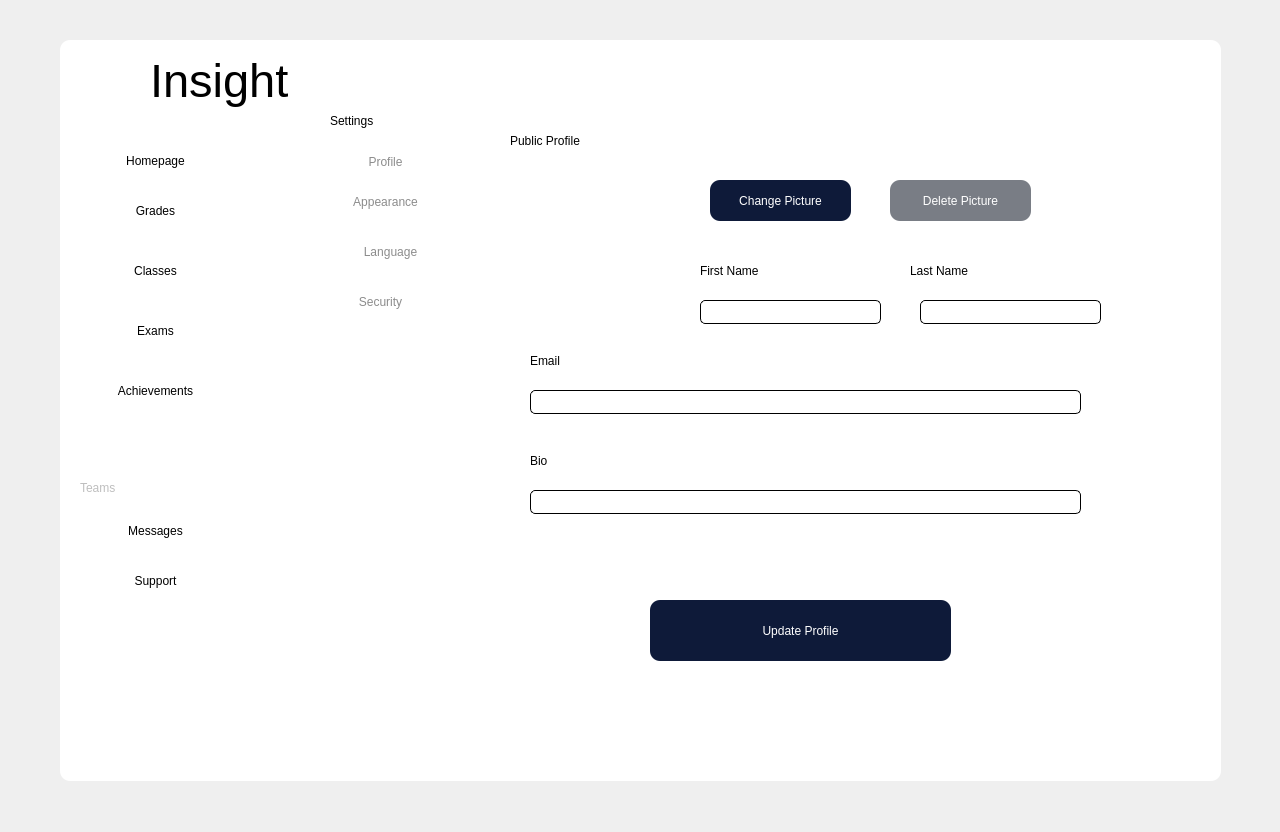
This is mainwindow.ui in codingburgas/school-project-assignment-insight as Qt 5 draws it before an edit. The edited form follows.
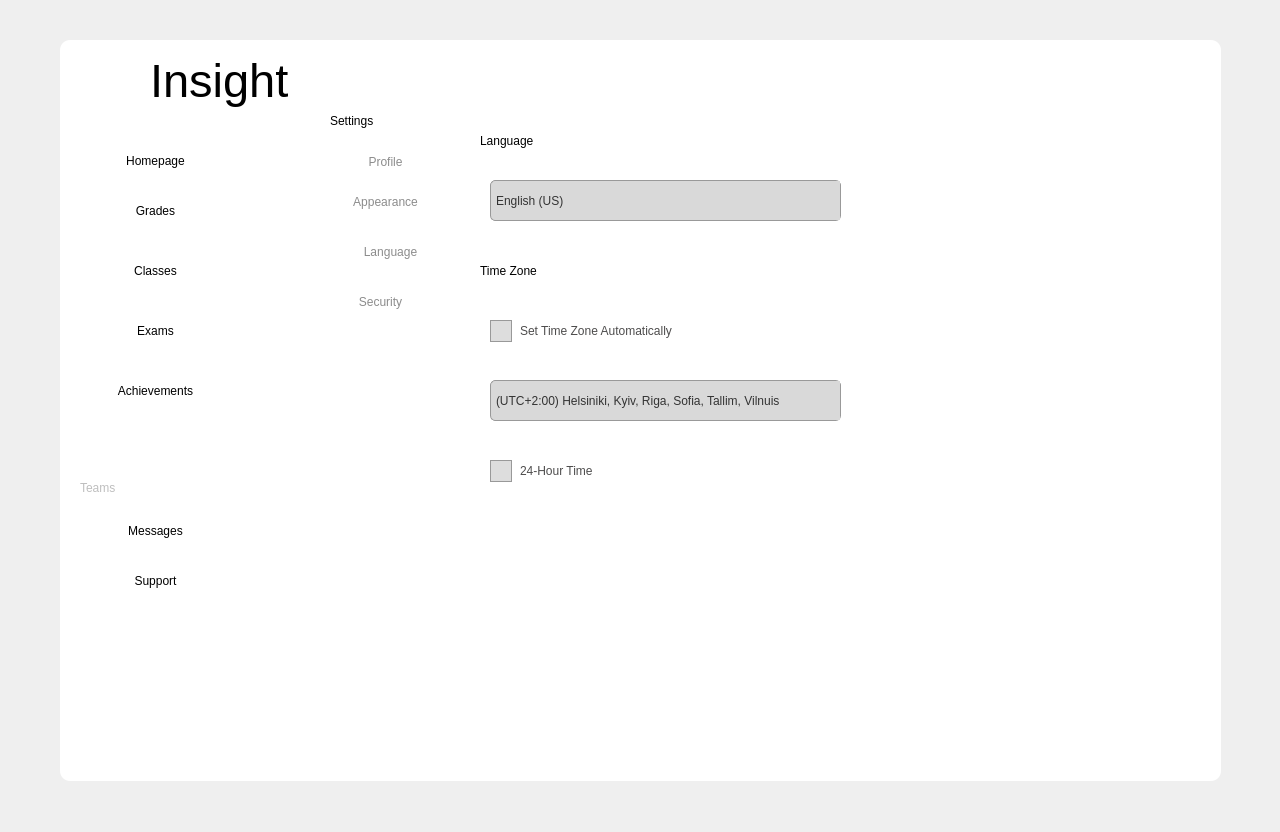
This is the edited form. The open tabs and pages were chosen to show the change. Icons and pictures are not drawn.

Commit message: Design language page in Qt Creator

Patch:
```diff
--- a/mainwindow.ui
+++ b/mainwindow.ui
@@ -4855,7 +4855,379 @@
         </property>
        </widget>
       </widget>
-      <widget class="QWidget" name="page_4"/>
+      <widget class="QWidget" name="page_4">
+       <widget class="QLabel" name="label_60">
+        <property name="geometry">
+         <rect>
+          <x>60</x>
+          <y>20</y>
+          <width>181</width>
+          <height>41</height>
+         </rect>
+        </property>
+        <property name="styleSheet">
+         <string notr="true">color:black;
+font: 18pt &quot;Segoe UI&quot;;
+background-color:transparent;</string>
+        </property>
+        <property name="text">
+         <string>Theme</string>
+        </property>
+       </widget>
+       <widget class="QRadioButton" name="radioButton">
+        <property name="geometry">
+         <rect>
+          <x>50</x>
+          <y>70</y>
+          <width>111</width>
+          <height>31</height>
+         </rect>
+        </property>
+        <property name="styleSheet">
+         <string notr="true">QRadioButton
+{
+    background-color:transparent;
+	color:black;
+	font: 14pt &quot;Segoe UI&quot;;
+}
+QRadioButton::indicator {
+    width: 20px;
+    height: 20px;
+}
+</string>
+        </property>
+        <property name="text">
+         <string>Dark</string>
+        </property>
+       </widget>
+       <widget class="QRadioButton" name="radioButton_2">
+        <property name="geometry">
+         <rect>
+          <x>50</x>
+          <y>120</y>
+          <width>111</width>
+          <height>31</height>
+         </rect>
+        </property>
+        <property name="styleSheet">
+         <string notr="true">QRadioButton
+{
+    background-color:transparent;
+	color:black;
+	font: 14pt &quot;Segoe UI&quot;;
+}
+QRadioButton::indicator {
+    width: 20px;
+    height: 20px;
+}
+</string>
+        </property>
+        <property name="text">
+         <string>Light</string>
+        </property>
+       </widget>
+       <widget class="QRadioButton" name="radioButton_3">
+        <property name="geometry">
+         <rect>
+          <x>50</x>
+          <y>170</y>
+          <width>161</width>
+          <height>31</height>
+         </rect>
+        </property>
+        <property name="styleSheet">
+         <string notr="true">QRadioButton
+{
+    background-color:transparent;
+	color:black;
+	font: 14pt &quot;Segoe UI&quot;;
+}
+QRadioButton::indicator {
+    width: 20px;
+    height: 20px;
+}
+</string>
+        </property>
+        <property name="text">
+         <string>System Settings</string>
+        </property>
+       </widget>
+       <widget class="QLabel" name="label_61">
+        <property name="geometry">
+         <rect>
+          <x>70</x>
+          <y>240</y>
+          <width>181</width>
+          <height>41</height>
+         </rect>
+        </property>
+        <property name="styleSheet">
+         <string notr="true">color:black;
+font: 18pt &quot;Segoe UI&quot;;
+background-color:transparent;</string>
+        </property>
+        <property name="text">
+         <string>Chat Type</string>
+        </property>
+       </widget>
+       <widget class="QSlider" name="horizontalSlider">
+        <property name="geometry">
+         <rect>
+          <x>70</x>
+          <y>330</y>
+          <width>351</width>
+          <height>16</height>
+         </rect>
+        </property>
+        <property name="styleSheet">
+         <string notr="true">QSlider::groove:horizontal {
+    border: 1px solid #999999;
+    height: 8px;
+    background: #dddddd;
+    margin: 2px 0;
+}
+
+QSlider::handle:horizontal {
+    background: qradialgradient(spread:pad, cx:0.5, cy:0.5, radius:0.5, fx:0.5, fy:0.5, stop:0 rgba(255, 255, 255, 255), stop:1 rgba(200, 200, 200, 255));
+    border: 1px solid #5c5c5c;
+    width: 20px;
+    margin: -5px 0;
+    border-radius: 10px; /* Adjust this value to change the handle size */
+}
+</string>
+        </property>
+        <property name="orientation">
+         <enum>Qt::Horizontal</enum>
+        </property>
+       </widget>
+       <widget class="QLabel" name="label_62">
+        <property name="geometry">
+         <rect>
+          <x>70</x>
+          <y>280</y>
+          <width>181</width>
+          <height>41</height>
+         </rect>
+        </property>
+        <property name="styleSheet">
+         <string notr="true">color:black;
+font: 14pt &quot;Segoe UI&quot;;
+background-color:transparent;</string>
+        </property>
+        <property name="text">
+         <string>Text Size</string>
+        </property>
+       </widget>
+      </widget>
+      <widget class="QWidget" name="page_5">
+       <widget class="QLabel" name="label_66">
+        <property name="geometry">
+         <rect>
+          <x>30</x>
+          <y>20</y>
+          <width>181</width>
+          <height>41</height>
+         </rect>
+        </property>
+        <property name="styleSheet">
+         <string notr="true">color:black;
+font: 18pt &quot;Segoe UI&quot;;
+background-color:transparent;</string>
+        </property>
+        <property name="text">
+         <string>Language</string>
+        </property>
+       </widget>
+       <widget class="QComboBox" name="comboBox">
+        <property name="geometry">
+         <rect>
+          <x>40</x>
+          <y>80</y>
+          <width>351</width>
+          <height>41</height>
+         </rect>
+        </property>
+        <property name="styleSheet">
+         <string notr="true">QComboBox {
+    background-color: #D9D9D9; /* Background color of the combobox */
+    color: #333333; /* Text color */
+    selection-background-color: #66b3ff; /* Background color when item is selected */
+    selection-color: #ffffff; /* Text color when item is selected */
+    border: 1px solid #999999;
+    padding: 2px 20px 2px 5px;
+    min-width: 6em;
+	border-radius:5px;
+}
+
+QComboBox::drop-down {
+    subcontrol-origin: padding;
+    subcontrol-position: top right;
+    width: 20px;
+    border: none;
+    padding-right: 5px;
+    background-color: #D9D9D9;
+}
+
+QComboBox::down-arrow {
+    
+	image: url(:/Resources/Images/icons/Expand Arrow.png);
+	width:23px;
+	height:23px;
+}
+</string>
+        </property>
+        <item>
+         <property name="text">
+          <string>English (US)</string>
+         </property>
+        </item>
+       </widget>
+       <widget class="QLabel" name="label_67">
+        <property name="geometry">
+         <rect>
+          <x>30</x>
+          <y>150</y>
+          <width>181</width>
+          <height>41</height>
+         </rect>
+        </property>
+        <property name="styleSheet">
+         <string notr="true">color:black;
+font: 18pt &quot;Segoe UI&quot;;
+background-color:transparent;</string>
+        </property>
+        <property name="text">
+         <string>Time Zone</string>
+        </property>
+       </widget>
+       <widget class="QCheckBox" name="checkBox">
+        <property name="geometry">
+         <rect>
+          <x>40</x>
+          <y>220</y>
+          <width>231</width>
+          <height>22</height>
+         </rect>
+        </property>
+        <property name="styleSheet">
+         <string notr="true">QCheckBox {
+    spacing: 8px;
+	color: #4D4C4C;
+
+}
+
+QCheckBox::indicator {
+    width: 20px;
+    height: 20px;
+}
+
+QCheckBox::indicator:unchecked {
+    background-color: #dddddd;
+    border: 1px solid #999999;
+}
+
+QCheckBox::indicator:checked {
+    background-color: #333333; /* Background color when checkbox is checked */
+    border: 1px solid #666666; /* Border color when checkbox is checked */
+}
+
+QCheckBox::indicator:checked:hover {
+    background-color: #444444; /* Background color when checkbox is checked and hovered */
+}
+</string>
+        </property>
+        <property name="text">
+         <string>Set Time Zone Automatically</string>
+        </property>
+       </widget>
+       <widget class="QComboBox" name="comboBox_2">
+        <property name="geometry">
+         <rect>
+          <x>40</x>
+          <y>280</y>
+          <width>351</width>
+          <height>41</height>
+         </rect>
+        </property>
+        <property name="styleSheet">
+         <string notr="true">QComboBox {
+    background-color: #D9D9D9; /* Background color of the combobox */
+    color: #333333; /* Text color */
+    selection-background-color: #66b3ff; /* Background color when item is selected */
+    selection-color: #ffffff; /* Text color when item is selected */
+    border: 1px solid #999999;
+    padding: 2px 20px 2px 5px;
+    min-width: 6em;
+	border-radius:5px;
+}
+
+QComboBox::drop-down {
+    subcontrol-origin: padding;
+    subcontrol-position: top right;
+    width: 20px;
+    border: none;
+    padding-right: 5px;
+    background-color: #D9D9D9;
+}
+
+QComboBox::down-arrow {
+    
+	image: url(:/Resources/Images/icons/Expand Arrow.png);
+	width:23px;
+	height:23px;
+}
+</string>
+        </property>
+        <item>
+         <property name="text">
+          <string>(UTC+2:00) Helsiniki, Kyiv, Riga, Sofia, Tallim, Vilnuis</string>
+         </property>
+        </item>
+       </widget>
+       <widget class="QCheckBox" name="checkBox_2">
+        <property name="geometry">
+         <rect>
+          <x>40</x>
+          <y>360</y>
+          <width>231</width>
+          <height>22</height>
+         </rect>
+        </property>
+        <property name="styleSheet">
+         <string notr="true">QCheckBox {
+    spacing: 8px;
+	color: #4D4C4C;
+
+}
+
+QCheckBox::indicator {
+    width: 20px;
+    height: 20px;
+}
+
+QCheckBox::indicator:unchecked {
+    background-color: #dddddd;
+    border: 1px solid #999999;
+}
+
+QCheckBox::indicator:checked {
+    background-color: #333333; /* Background color when checkbox is checked */
+    border: 1px solid #666666; /* Border color when checkbox is checked */
+}
+
+QCheckBox::indicator:checked:hover {
+    background-color: #444444; /* Background color when checkbox is checked and hovered */
+}
+</string>
+        </property>
+        <property name="text">
+         <string>24-Hour Time</string>
+        </property>
+        <property name="checked">
+         <bool>false</bool>
+        </property>
+       </widget>
+      </widget>
      </widget>
      <widget class="QPushButton" name="pushButton">
       <property name="geometry">
```
